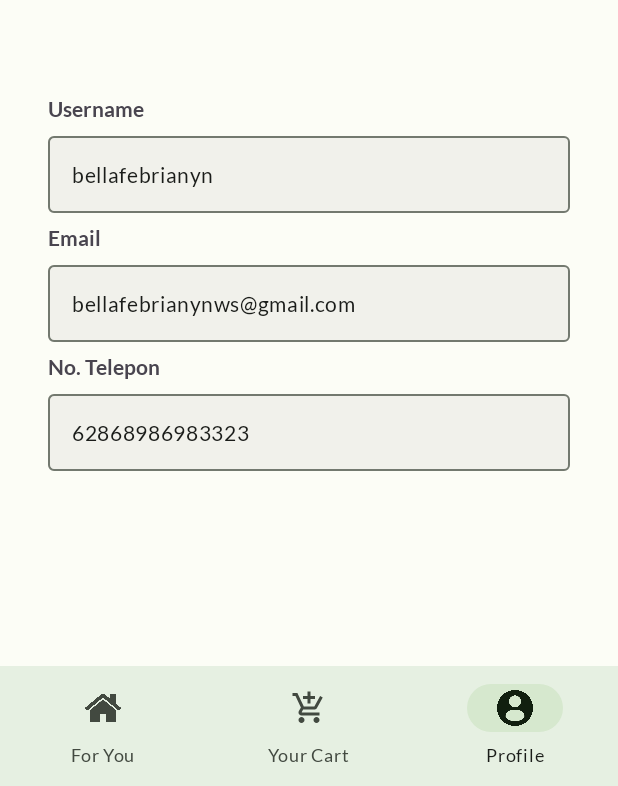
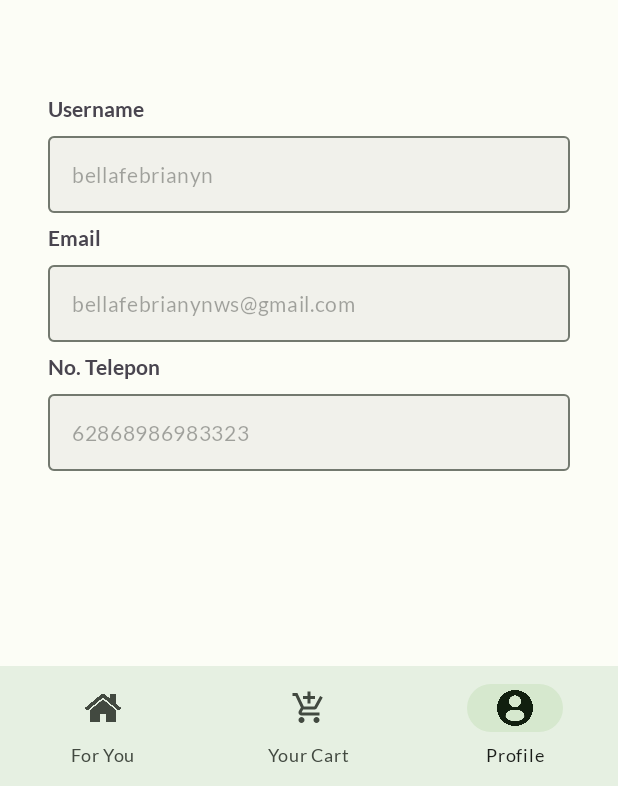
Before and after one commit to bellafebrianyn/24001084-km6-bel-bloomkitchen-ch4, an Android app: the ProfileFragment screen opened through its navigation route, on a phone screen of 412 x 824 dp, the part 450-1236 px from its top. Run offline under Robolectric (Android 15) with nearby library versions, the phone set to English and light mode, and no system bars; our stand-ins replace Room's generated code, navigation-ui; pictures from the network do not load.

Commit message:
add edit mode for profile

```diff
--- a/app/src/main/java/com/example/bloomkitchen/presentation/profile/ProfileFragment.kt
+++ b/app/src/main/java/com/example/bloomkitchen/presentation/profile/ProfileFragment.kt
@@ -28,6 +28,8 @@ class ProfileFragment : Fragment() {
     override fun onViewCreated(view: View, savedInstanceState: Bundle?) {
         super.onViewCreated(view, savedInstanceState)
         profileViewModel.getProfileData()
+        setClickListener()
+        editProfileData()
 
         profileViewModel.profileData.observe(viewLifecycleOwner, Observer { profile ->
             binding.profileData.ivProfilePhoto.load(profile.image) {
@@ -39,4 +41,18 @@ class ProfileFragment : Fragment() {
             binding.profileData.etPhoneNumber.setText(profile.phoneNumber.toString())
         })
     }
+
+    private fun setClickListener() {
+        binding.profileHeader.ivEdit.setOnClickListener {
+            profileViewModel.changeEditMode()
+        }
+    }
+
+    private fun editProfileData() {
+        profileViewModel.editProfile.observe(viewLifecycleOwner) {
+            binding.profileData.etUsername.isEnabled = it
+            binding.profileData.etEmail.isEnabled = it
+            binding.profileData.etPhoneNumber.isEnabled = it
+        }
+    }
 }
--- a/app/src/main/java/com/example/bloomkitchen/presentation/profile/ProfileViewModel.kt
+++ b/app/src/main/java/com/example/bloomkitchen/presentation/profile/ProfileViewModel.kt
@@ -15,10 +15,17 @@ class ProfileViewModel: ViewModel() {
     val profileData: LiveData<Profile>
         get() = _profileData
 
+    val editProfile = MutableLiveData(false)
+
     fun getProfileData() {
         val profiles = profileDataSource.getProfileData()
         if (profiles.isNotEmpty()) {
             _profileData.value = profiles[0]
         }
     }
+
+    fun changeEditMode() {
+        val currentProfileData = editProfile.value ?: false
+        editProfile.postValue(!currentProfileData)
+    }
 }
--- a/app/src/main/res/layout/layout_header_profile.xml
+++ b/app/src/main/res/layout/layout_header_profile.xml
@@ -17,6 +17,7 @@
         app:layout_constraintEnd_toEndOf="parent"/>
 
     <ImageView
+        android:id="@+id/iv_edit"
         android:layout_width="20dp"
         android:layout_height="20dp"
         android:layout_marginTop="16dp"
--- a/app/src/main/res/layout/layout_profile.xml
+++ b/app/src/main/res/layout/layout_profile.xml
@@ -36,17 +36,13 @@
         app:layout_constraintTop_toBottomOf="@+id/tv_title_username"
         app:layout_constraintStart_toStartOf="parent"
         app:boxBackgroundColor="@color/md_theme_light_inverseOnSurface">
-        <EditText
+        <com.google.android.material.textfield.TextInputEditText
             android:id="@+id/et_username"
             android:layout_height="wrap_content"
             android:layout_width="match_parent"
             app:layout_constraintTop_toTopOf="parent"
             app:layout_constraintStart_toStartOf="parent"
             android:textSize="14sp"
-            android:focusable="false"
-            android:clickable="false"
-            android:cursorVisible="false"
-            android:maxLines="1"
             tools:hint="bellafn"/>
     </com.google.android.material.textfield.TextInputLayout>
 
@@ -68,17 +64,13 @@
         app:layout_constraintTop_toBottomOf="@+id/tv_title_email"
         app:layout_constraintStart_toStartOf="parent"
         app:boxBackgroundColor="@color/md_theme_light_inverseOnSurface">
-        <EditText
+        <com.google.android.material.textfield.TextInputEditText
             android:id="@+id/et_email"
             android:layout_height="wrap_content"
             android:layout_width="match_parent"
             app:layout_constraintTop_toTopOf="parent"
             app:layout_constraintStart_toStartOf="parent"
             android:textSize="14sp"
-            android:clickable="false"
-            android:cursorVisible="false"
-            android:focusable="false"
-            android:maxLines="1"
             tools:hint="bella@gmail.com"/>
     </com.google.android.material.textfield.TextInputLayout>
 
@@ -100,16 +92,12 @@
         app:layout_constraintTop_toBottomOf="@+id/tv_title_phone_number"
         app:layout_constraintStart_toStartOf="parent"
         app:boxBackgroundColor="@color/md_theme_light_inverseOnSurface">
-        <EditText
+        <com.google.android.material.textfield.TextInputEditText
             android:id="@+id/et_phone_number"
             android:layout_height="wrap_content"
             android:layout_width="match_parent"
             app:layout_constraintStart_toStartOf="parent"
             android:textSize="14sp"
-            android:clickable="false"
-            android:cursorVisible="false"
-            android:focusable="false"
-            android:maxLines="1"
             tools:hint="086739275630"/>
     </com.google.android.material.textfield.TextInputLayout>
 
```
